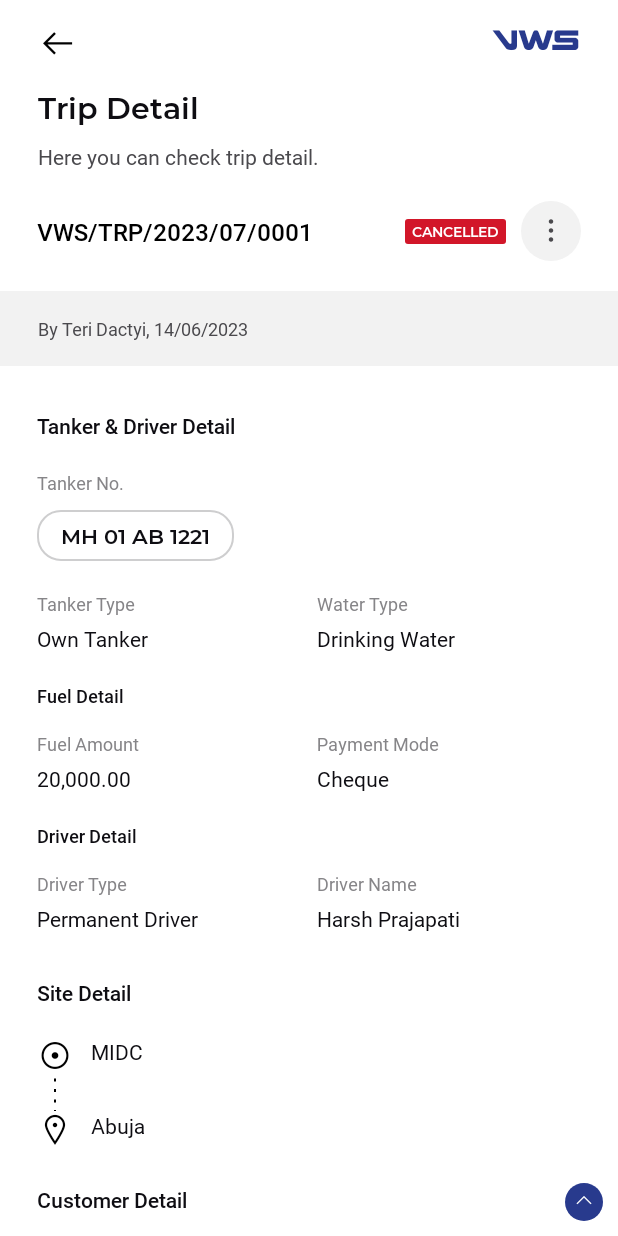
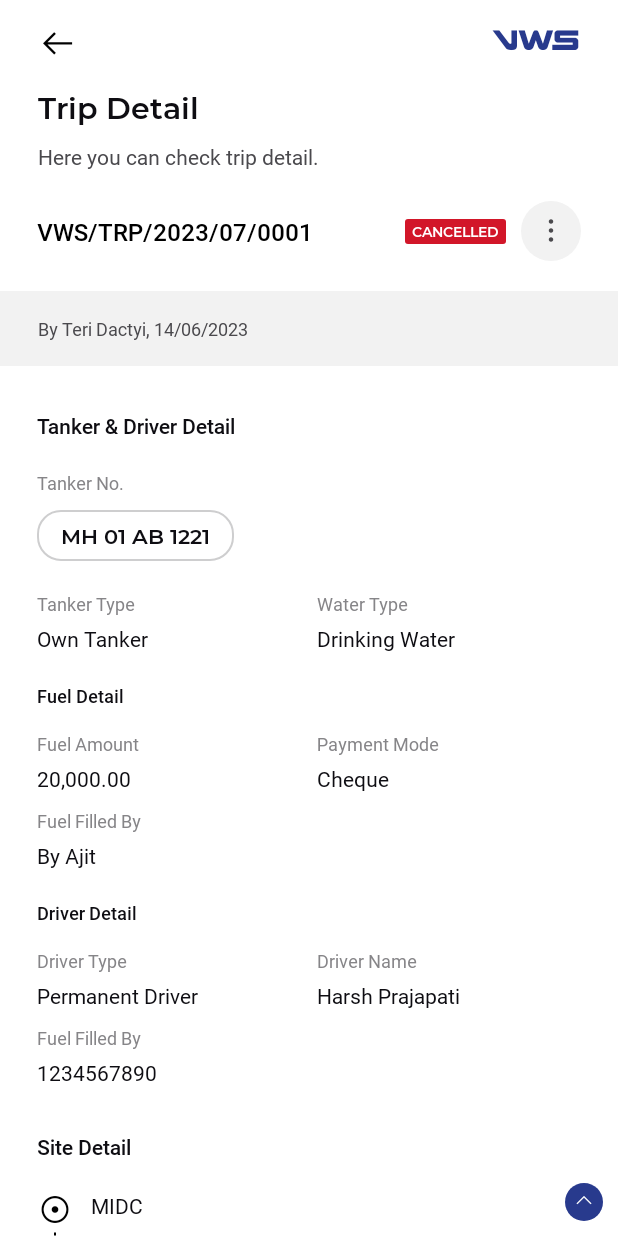
Before and after one commit to harsh2708-git/vedant_water_supply, an Android app: the TripDetailFragment screen opened through its navigation route, on a phone screen of 412 x 824 dp. Run offline under Robolectric (Android 15) with nearby library versions, the phone set to English and light mode, and no system bars; our stand-ins replace CircleImageView, data binding, sdp/ssp sizes; network calls fail; Roboto replaces fonts that are not available here.

Commit message:
- fuel filled by and driver mo no added in trip detail screen

```diff
--- a/app/src/main/java/com/production/vedantwatersupply/ui/trips/TripDetailFragment.kt
+++ b/app/src/main/java/com/production/vedantwatersupply/ui/trips/TripDetailFragment.kt
@@ -15,7 +15,6 @@ import com.production.vedantwatersupply.databinding.LayoutOptionsBinding
 
 
 class TripDetailFragment : BaseFragment<FragmentTripDetailBinding, TripViewModel>(), View.OnClickListener {
-
 
     override val layoutId: Int
         get() = R.layout.fragment_trip_detail
--- a/app/src/main/res/layout/fragment_trip_detail.xml
+++ b/app/src/main/res/layout/fragment_trip_detail.xml
@@ -258,6 +258,29 @@
                     app:layout_constraintTop_toBottomOf="@id/labelPaymentMode" />
 
                 <androidx.appcompat.widget.AppCompatTextView
+                    android:id="@+id/labelFuelFilledBy"
+                    style="@style/RobotoRegular12"
+                    android:layout_width="0dp"
+                    android:layout_marginTop="@dimen/_10sdp"
+                    android:layout_height="wrap_content"
+                    android:text="@string/fuel_filled_by"
+                    app:layout_constraintEnd_toEndOf="@id/end"
+                    app:layout_constraintStart_toEndOf="@id/start"
+                   app:layout_constraintTop_toBottomOf="@+id/tvPaymentMode" />
+
+                <androidx.appcompat.widget.AppCompatTextView
+                    android:id="@+id/tvFuelFilledBy"
+                    style="@style/RobotoRegular14"
+                    android:layout_width="0dp"
+                    android:layout_height="wrap_content"
+                    android:layout_marginTop="@dimen/_5sdp"
+                    android:text="By Ajit"
+                    android:textColor="@color/color_dark"
+                    app:layout_constraintEnd_toEndOf="@+id/labelFuelFilledBy"
+                    app:layout_constraintStart_toStartOf="@id/labelFuelFilledBy"
+                    app:layout_constraintTop_toBottomOf="@id/labelFuelFilledBy" />
+
+                <androidx.appcompat.widget.AppCompatTextView
                     android:id="@+id/labelDriverDetail"
                     style="@style/RobotoMedium12"
                     android:layout_width="0dp"
@@ -266,7 +289,7 @@
                     android:text="@string/driver_detail"
                     android:textColor="@color/color_dark"
                     app:layout_constraintStart_toStartOf="@id/start"
-                    app:layout_constraintTop_toBottomOf="@+id/tvPaymentMode" />
+                    app:layout_constraintTop_toBottomOf="@+id/tvFuelFilledBy" />
 
                 <androidx.appcompat.widget.AppCompatTextView
                     android:id="@+id/labelDriverType"
@@ -315,13 +338,36 @@
                     app:layout_constraintTop_toBottomOf="@id/labelDriverName" />
 
                 <androidx.appcompat.widget.AppCompatTextView
+                    android:id="@+id/labelDriverMoNo"
+                    style="@style/RobotoRegular12"
+                    android:layout_width="0dp"
+                    android:layout_marginTop="@dimen/_10sdp"
+                    android:layout_height="wrap_content"
+                    android:text="@string/fuel_filled_by"
+                    app:layout_constraintEnd_toEndOf="@id/end"
+                    app:layout_constraintStart_toEndOf="@id/start"
+                    app:layout_constraintTop_toBottomOf="@+id/tvDriverName" />
+
+                <androidx.appcompat.widget.AppCompatTextView
+                    android:id="@+id/tvDriverMoNo"
+                    style="@style/RobotoRegular14"
+                    android:layout_width="0dp"
+                    android:layout_height="wrap_content"
+                    android:layout_marginTop="@dimen/_5sdp"
+                    android:text="1234567890"
+                    android:textColor="@color/color_dark"
+                    app:layout_constraintEnd_toEndOf="@+id/labelDriverMoNo"
+                    app:layout_constraintStart_toStartOf="@id/labelDriverMoNo"
+                    app:layout_constraintTop_toBottomOf="@id/labelDriverMoNo" />
+
+                <androidx.appcompat.widget.AppCompatTextView
                     android:id="@+id/labelSiteDetail"
                     style="@style/RobotoMedium14"
                     android:layout_marginTop="@dimen/_30sdp"
                     android:text="@string/site_detail"
                     android:textColor="@color/color_dark"
                     app:layout_constraintStart_toStartOf="@id/start"
-                    app:layout_constraintTop_toBottomOf="@id/tvDriverName" />
+                    app:layout_constraintTop_toBottomOf="@id/tvDriverMoNo" />
 
                 <androidx.appcompat.widget.AppCompatTextView
                     android:id="@+id/ivSource"
```
